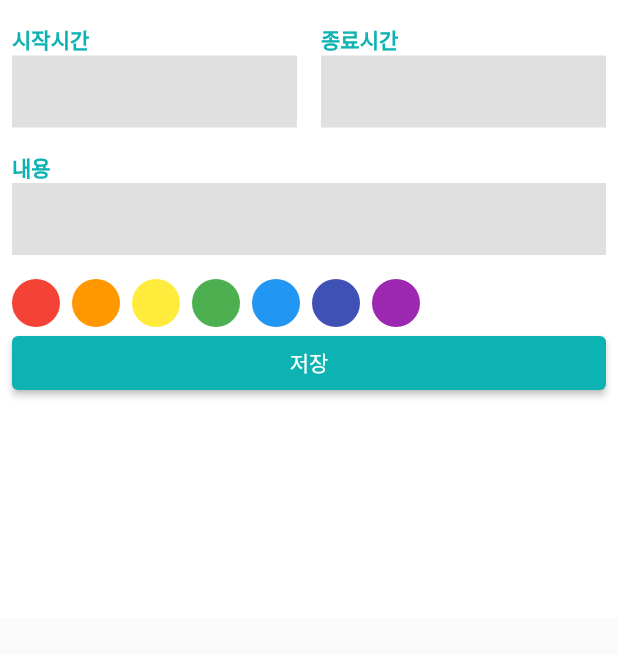
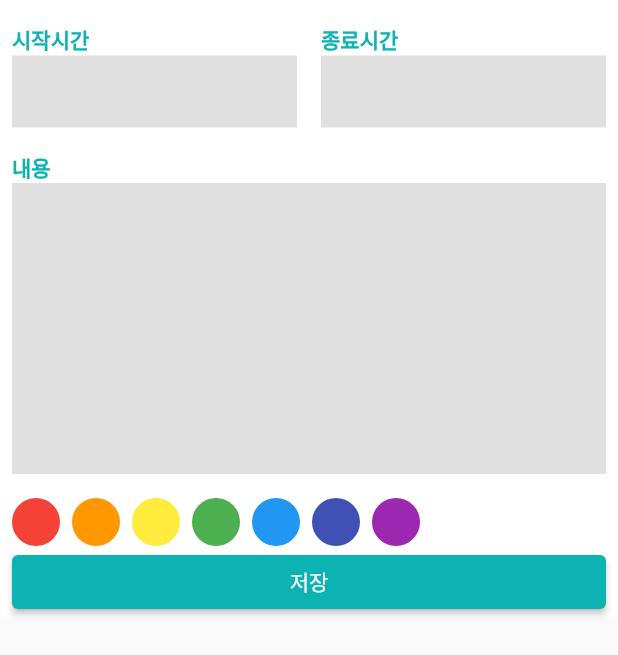
Before and after one commit to sjsjsj1246/flutter_calendar, a Flutter app: the ScheduleBottomSheet widget shown alone on an empty page, opened directly, on a phone screen of 412 x 824 dp. Shown: the top 655 px of the screen. Run offline on Flutter 3.47's test engine with Material 2 defaults, Android fonts, the phone set to English and light mode, and no system bars; our stand-ins replace table_calendar.

Commit message:
Feat: Bottom Sheet 구현

```diff
--- a/lib/components/custom_text_field.dart
+++ b/lib/components/custom_text_field.dart
@@ -1,26 +1,36 @@
 import 'package:flutter/material.dart';
+import 'package:flutter/services.dart';
 import 'package:flutter_calendar/const/colors.dart';
 
 class CustomTextField extends StatelessWidget {
   final String lable;
-  const CustomTextField({required this.lable, Key? key}) : super(key: key);
+  final bool isTime;
+  const CustomTextField({required this.isTime, required this.lable, Key? key})
+      : super(key: key);
 
   @override
   Widget build(BuildContext context) {
     return Column(
       crossAxisAlignment: CrossAxisAlignment.start,
       children: [
-        Text(this.lable,
+        Text(lable,
             style:
                 TextStyle(color: PRIMARY_COLOR, fontWeight: FontWeight.w600)),
-        TextField(
-          cursorColor: Colors.grey,
-          decoration: InputDecoration(
-              border: InputBorder.none,
-              filled: true,
-              fillColor: Colors.grey[300]),
-        ),
+        if (isTime) renderTextField(),
+        if (!isTime) Expanded(child: renderTextField()),
       ],
     );
   }
+
+  Widget renderTextField() {
+    return TextField(
+      expands: !isTime,
+      keyboardType: isTime ? TextInputType.number : TextInputType.multiline,
+      maxLines: isTime ? 1 : null,
+      inputFormatters: isTime ? [FilteringTextInputFormatter.digitsOnly] : [],
+      cursorColor: Colors.grey,
+      decoration: InputDecoration(
+          border: InputBorder.none, filled: true, fillColor: Colors.grey[300]),
+    );
+  }
 }
--- a/lib/components/schedule_bottom_sheet.dart
+++ b/lib/components/schedule_bottom_sheet.dart
@@ -9,7 +9,11 @@ class ScheduleBottomSheet extends StatelessWidget {
   Widget build(BuildContext context) {
     final bottomInset = MediaQuery.of(context).viewInsets.bottom;
 
-    return Container(
+    return GestureDetector(
+      onTap: () => {
+        FocusScope.of(context).requestFocus(FocusNode()),
+      },
+      child: Container(
           height: MediaQuery.of(context).size.height / 2 + bottomInset,
           color: Colors.white,
           child: Padding(
@@ -28,7 +32,8 @@ class ScheduleBottomSheet extends StatelessWidget {
                 ],
               ),
             ),
-        ));
+          )),
+    );
   }
 }
 
@@ -41,10 +46,11 @@ class _Time extends StatelessWidget {
       children: [
         Expanded(
             child: CustomTextField(
+          isTime: true,
           lable: "시작시간",
         )),
         SizedBox(width: 16.0),
-        Expanded(child: CustomTextField(lable: "종료시간")),
+        Expanded(child: CustomTextField(isTime: true, lable: "종료시간")),
       ],
     );
   }
@@ -55,7 +61,7 @@ class _Content extends StatelessWidget {
 
   @override
   Widget build(BuildContext context) {
-    return CustomTextField(lable: "내용");
+    return Expanded(child: CustomTextField(isTime: false, lable: "내용"));
   }
 }
 
--- a/lib/screens/home_screen.dart
+++ b/lib/screens/home_screen.dart
@@ -23,8 +23,7 @@ class _HomeScreenState extends State<HomeScreen> {
     return SafeArea(
       child: Scaffold(
         floatingActionButton: renderFloatingActionButton(),
-        body: SafeArea(
-          child: Column(
+        body: Column(
           children: [
             Calendar(
                 selectedDay: selectedDay,
@@ -35,7 +34,6 @@ class _HomeScreenState extends State<HomeScreen> {
             SizedBox(height: 8.0),
             _ScheduleList()
           ],
-          ),
         ),
       ),
     );
```
Lines whose indentation alone changed are shown as unchanged.
